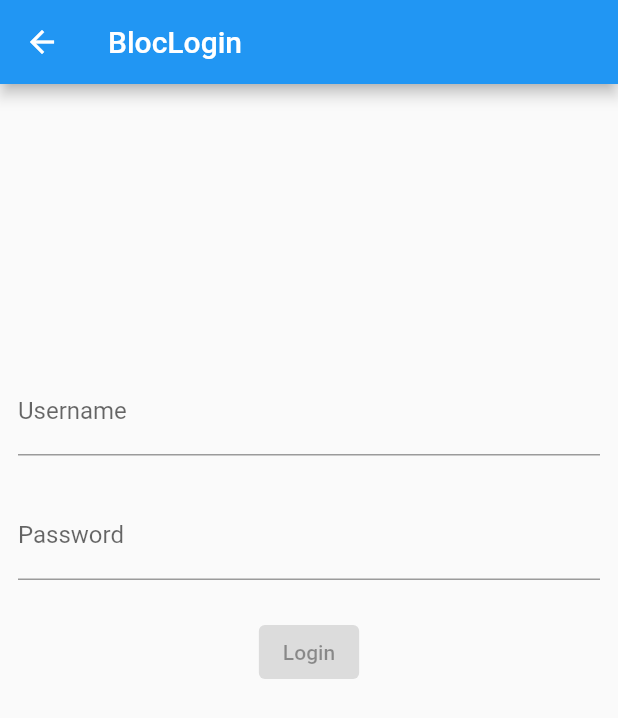
After one commit to Rajkarnikar-unish/bloclogin, a Flutter app: the LoginPage screen opened directly, on a phone screen of 412 x 824 dp. The commit adds this screen. Shown: the top 718 px of the screen. Run offline on Flutter 3.47's test engine with Material 2 defaults, Android fonts, the phone set to English and light mode, and no system bars; our stand-ins replace equatable, flutter_bloc, formz; accounts and stored records are empty.

Commit message:
feat: login page and home

```diff
--- a/lib/app.dart
+++ b/lib/app.dart
@@ -4,6 +4,9 @@ import 'package:bloclogin/splash/splash.dart';
 import 'package:flutter/material.dart';
 import 'package:flutter_bloc/flutter_bloc.dart';
 import 'package:user_repository/user_repository.dart';
+
+import 'home/home.dart';
+import 'login/login.dart';
 
 class App extends StatelessWidget {
   final AuthenticationRepository authenticationRepository;
@@ -52,7 +55,7 @@ class _AppViewState extends State<AppView> {
             switch (state.status) {
               case AuthenticationStatus.authenticated:
                 _navigator.pushAndRemoveUntil(
-                  HomePage.route,
+                  HomePage.route(),
                   (route) => false,
                 );
                 break;
--- /dev/null
+++ b/lib/home/home.dart
@@ -0,0 +1 @@
+export 'view/home_page.dart';
--- a/lib/login/login.dart
+++ b/lib/login/login.dart
@@ -1,4 +1,3 @@
 export 'models/models.dart';
-export 'models/username.dart';
-export 'models/password.dart';
+export 'view/view.dart';
 export 'bloc/login_bloc.dart';
--- /dev/null
+++ b/lib/login/view/login_form.dart
@@ -0,0 +1,108 @@
+import 'package:bloclogin/login/bloc/login_bloc.dart';
+import 'package:flutter/material.dart';
+import 'package:flutter_bloc/flutter_bloc.dart';
+import 'package:bloclogin/login/login.dart';
+import 'package:formz/formz.dart';
+
+class LoginForm extends StatelessWidget {
+  const LoginForm({super.key});
+
+  @override
+  Widget build(BuildContext context) {
+    return BlocListener<LoginBloc, LoginState>(
+      listener: (context, state) {
+        if (state.status.isSubmissionFailure) {
+          ScaffoldMessenger.of(context)
+            ..hideCurrentSnackBar()
+            ..showSnackBar(
+              const SnackBar(
+                content: Text(
+                  'Authentication Failure',
+                ),
+              ),
+            );
+        }
+      },
+      child: Align(
+        alignment: const Alignment(0, -1 / 3),
+        child: Column(
+          mainAxisSize: MainAxisSize.min,
+          children: [
+            _UsernameInput(),
+            const Padding(padding: EdgeInsets.all(12)),
+            _PasswordInput(),
+            const Padding(padding: EdgeInsets.all(12)),
+            _LoginButton(),
+          ],
+        ),
+      ),
+    );
+  }
+}
+
+class _UsernameInput extends StatelessWidget {
+  @override
+  Widget build(BuildContext context) {
+    return BlocBuilder<LoginBloc, LoginState>(
+      buildWhen: (previous, current) => previous.username != current.username,
+      builder: ((context, state) {
+        return TextField(
+          key: const Key('loginForm_userInput_textField'),
+          onChanged: (username) =>
+              context.read<LoginBloc>().add(LoginUsernameChanged(username)),
+          decoration: InputDecoration(
+            labelText: 'Username',
+            errorText: state.username.invalid ? 'invalid username' : null,
+          ),
+        );
+      }),
+    );
+  }
+}
+
+class _PasswordInput extends StatelessWidget {
+  const _PasswordInput({super.key});
+
+  @override
+  Widget build(BuildContext context) {
+    return BlocBuilder<LoginBloc, LoginState>(
+      buildWhen: (previous, current) => previous.password != current.password,
+      builder: (context, state) {
+        return TextField(
+          key: const Key('loginForm_passwordInput_textField'),
+          onChanged: (password) =>
+              context.read<LoginBloc>().add(LoginPasswordChanged(password)),
+          decoration: InputDecoration(
+            labelText: 'Password',
+            errorText: state.username.invalid ? 'invalid password' : null,
+          ),
+        );
+      },
+    );
+  }
+}
+
+class _LoginButton extends StatelessWidget {
+  const _LoginButton({super.key});
+
+  @override
+  Widget build(BuildContext context) {
+    return BlocBuilder<LoginBloc, LoginState>(
+      buildWhen: (previous, current) => previous.status != current.status,
+      builder: (context, state) {
+        return state.status.isSubmissionInProgress
+            ? const CircularProgressIndicator()
+            : ElevatedButton(
+                onPressed: state.status.isValidated
+                    ? () {
+                        context.read<LoginBloc>().add(const LoginSubmitted());
+                      }
+                    : null,
+                child: const Text(
+                  'Login',
+                ),
+              );
+      },
+    );
+  }
+}
--- /dev/null
+++ b/lib/login/view/login_page.dart
@@ -0,0 +1,35 @@
+import 'package:authentication_repository/authentication_repository.dart';
+import 'package:bloclogin/login/bloc/login_bloc.dart';
+import 'package:flutter/material.dart';
+import 'package:flutter_bloc/flutter_bloc.dart';
+
+import 'view.dart';
+
+class LoginPage extends StatelessWidget {
+  const LoginPage({super.key});
+
+  static Route<void> route() {
+    return MaterialPageRoute<void>(builder: (_) => const LoginPage());
+  }
+
+  @override
+  Widget build(BuildContext context) {
+    return Scaffold(
+      appBar: AppBar(
+        title: const Text('BlocLogin'),
+      ),
+      body: Padding(
+        padding: const EdgeInsets.all(12),
+        child: BlocProvider(
+          create: (BuildContext context) {
+            return LoginBloc(
+              authenticationRepository:
+                  RepositoryProvider.of<AuthenticationRepository>(context),
+            );
+          },
+          child: const LoginForm(),
+        ),
+      ),
+    );
+  }
+}
--- /dev/null
+++ b/lib/login/view/view.dart
@@ -0,0 +1,2 @@
+export 'login_page.dart';
+export 'login_form.dart';
```
Also changed, not shown: lib/home/view/home_page.dart (added, +46 -0 lines).
